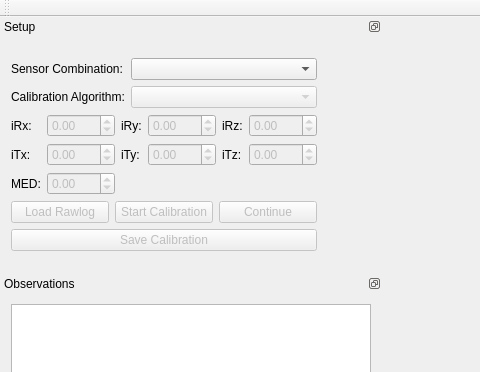
The window that gui/CMainWindow.ui (MRPT/autocalib-sensor-extrinsics) describes before a commit, drawn with Qt 5; both pictures show x 0 to 480 and y 0 to 372 of the 1023 by 641 pixel window.
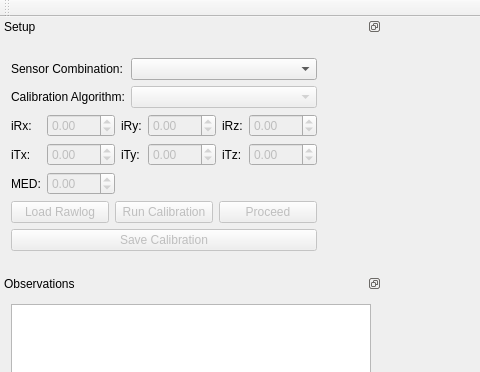
The same window after the commit. Custom widgets are drawn as their Qt base class.

```diff
--- a/gui/CMainWindow.ui
+++ b/gui/CMainWindow.ui
@@ -349,7 +349,7 @@
           <bool>false</bool>
          </property>
          <property name="text">
-          <string>Start Calibration</string>
+          <string>Run Calibration</string>
          </property>
         </widget>
        </item>
@@ -359,7 +359,7 @@
           <bool>false</bool>
          </property>
          <property name="text">
-          <string>Continue</string>
+          <string>Proceed</string>
          </property>
         </widget>
        </item>
```
Left out of the diff: 39 changed lines with no effect on the pictures.
